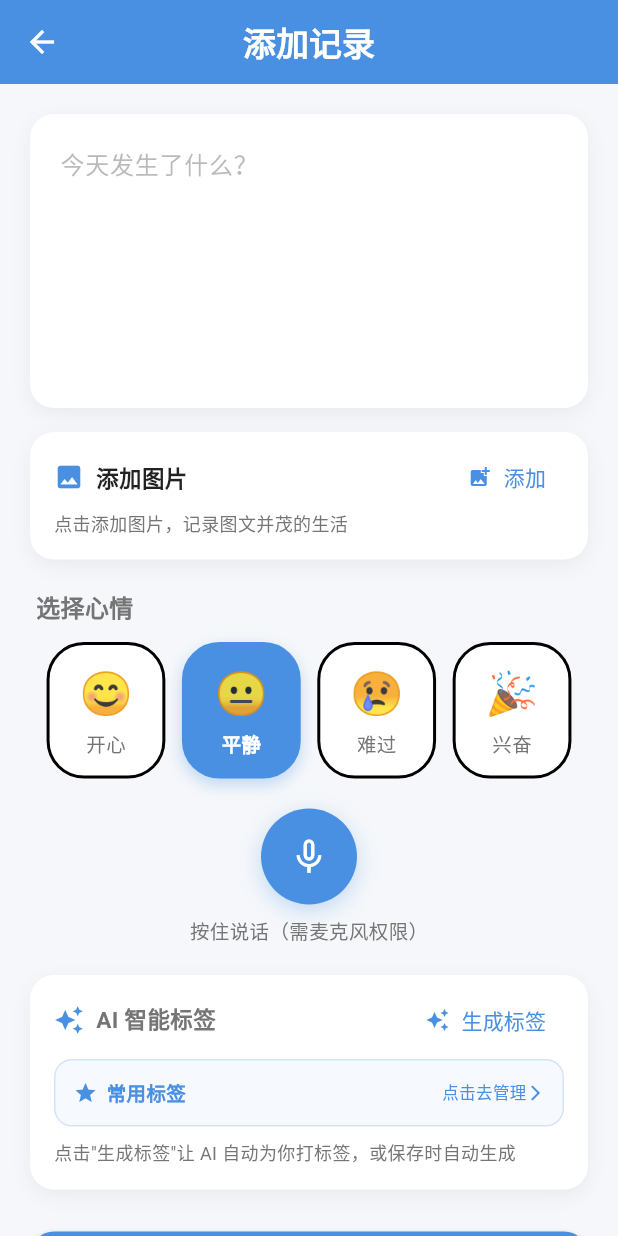
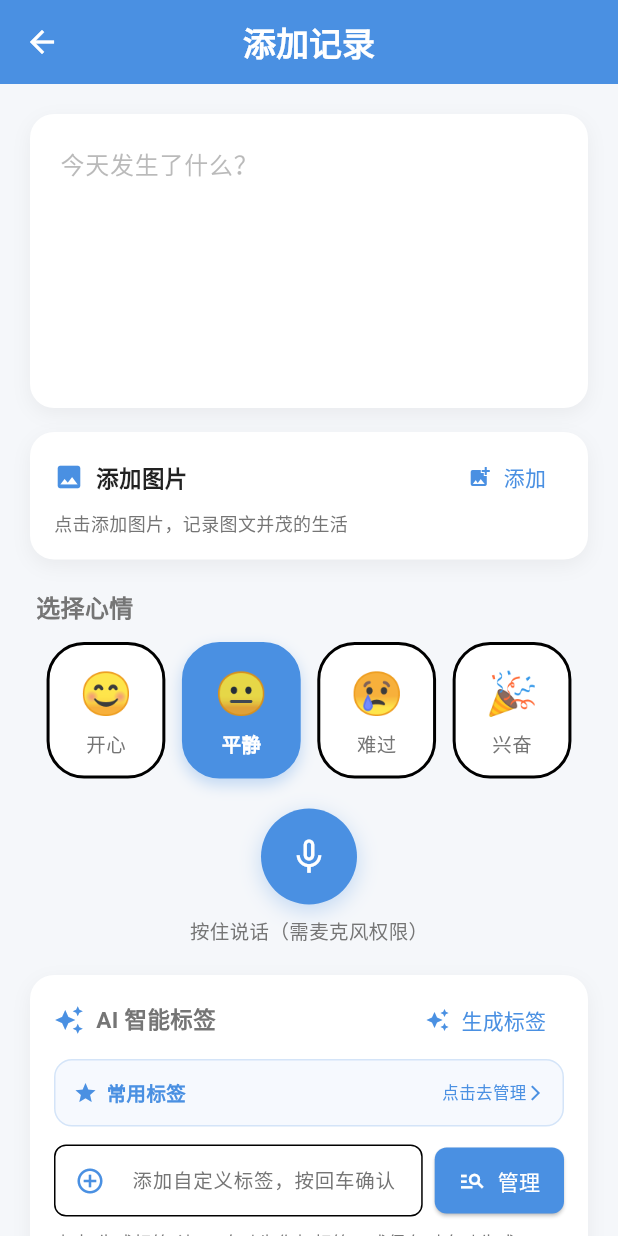
Before and after one commit to jiege455/life_recorder, a Flutter app: the AddRecordPage screen opened directly, on a phone screen of 412 x 824 dp. Run offline on Flutter 3.47's test engine with Material 3 defaults, Android fonts, the phone set to English and light mode, and no system bars; our stand-ins replace dio, file_picker, fl_chart, flutter_local_notifications, image_picker, local_auth and 6 more; missing offline and left inert: flutter_screen_lock, ifly_speech_recognition; accounts and stored records are empty; statements that could not run were skipped; project files that could hold a hidden picture were left out.

Commit message:
新增功能：添加记录页面可直接输入自定义标签并保存到标签库

```diff
--- a/lib/pages/add_record_page.dart
+++ b/lib/pages/add_record_page.dart
@@ -984,6 +984,47 @@ class _AddRecordPageState extends State<AddRecordPage> {
               ),
             ),
           ),
+          SizedBox(height: 12),
+          Row(
+            children: [
+              Expanded(
+                child: TextField(
+                  decoration: InputDecoration(
+                    hintText: '添加自定义标签，按回车确认',
+                    prefixIcon: Icon(Icons.add_circle_outline, color: theme.colorScheme.primary, size: 20),
+                    border: OutlineInputBorder(
+                      borderRadius: BorderRadius.circular(8),
+                    ),
+                    contentPadding: EdgeInsets.symmetric(horizontal: 12, vertical: 8),
+                    isDense: true,
+                  ),
+                  style: TextStyle(fontSize: 13),
+                  onSubmitted: (value) {
+                    if (value.trim().isNotEmpty) {
+                      _addNewTag(value.trim());
+                    }
+                  },
+                ),
+              ),
+              SizedBox(width: 8),
+              ElevatedButton.icon(
+                onPressed: () {
+                  Navigator.push(
+                    context,
+                    MaterialPageRoute(builder: (context) => TagManagerPage()),
+                  );
+                },
+                icon: Icon(Icons.manage_search, size: 18),
+                label: Text('管理'),
+                style: ElevatedButton.styleFrom(
+                  backgroundColor: theme.colorScheme.primary,
+                  foregroundColor: Colors.white,
+                  padding: EdgeInsets.symmetric(horizontal: 16, vertical: 12),
+                  shape: RoundedRectangleBorder(borderRadius: BorderRadius.circular(8)),
+                ),
+              ),
+            ],
+          ),
           if (_generatedTags.isNotEmpty) ...[
             SizedBox(height: 12),
             Wrap(
```
